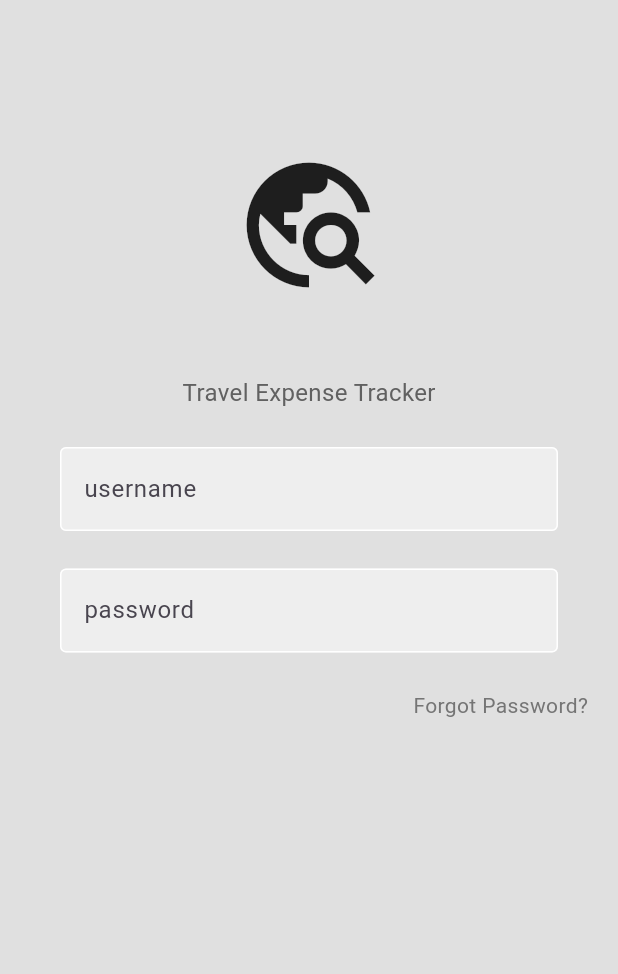
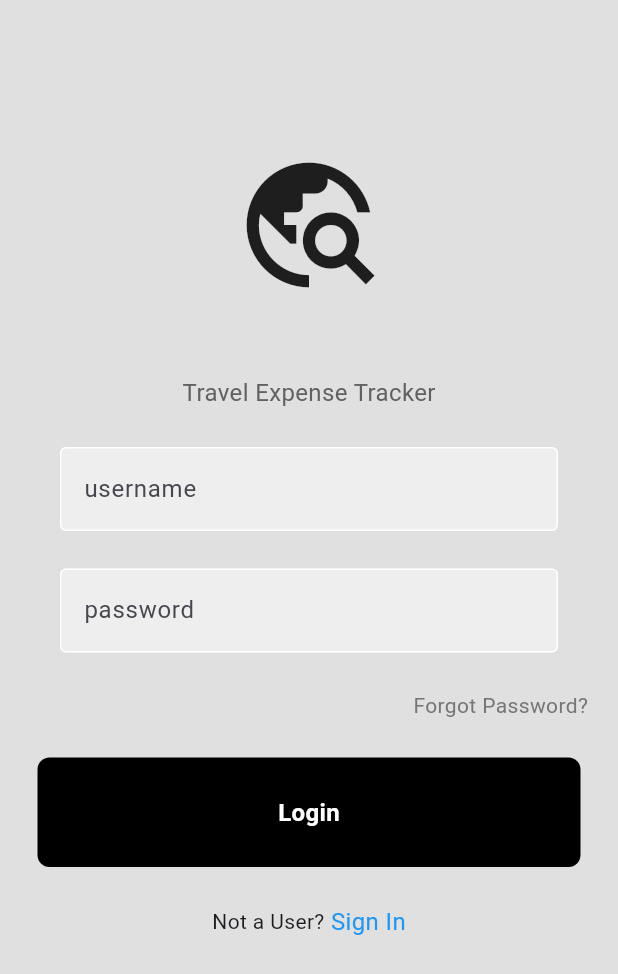
Before and after one commit to Soph-iee/FlyPro, a Flutter app: the screen it shows after launch, on a phone screen of 412 x 824 dp. Shown: the top 974 px of the screen. Run offline on Flutter 3.47's test engine with Material 3 defaults, Android fonts, the phone set to English and light mode, and no system bars; our stand-ins replace firebase_core; accounts and stored records are empty.

Commit message:
installed firebase and completed login screen

```diff
--- a/analysis_options.yaml
+++ b/analysis_options.yaml
@@ -23,8 +23,7 @@ linter:
   # `// ignore_for_file: name_of_lint` syntax on the line or in the file
   # producing the lint.
   rules:
-prefer_const_constructors:
-  true
+    prefer_const_constructors: true
   # avoid_print: false  # Uncomment to disable the `avoid_print` rule
   # prefer_single_quotes: true  # Uncomment to enable the `prefer_single_quotes` rule
 # Additional information about this file can be found at
--- a/lib/components/primary_btn.dart
+++ b/lib/components/primary_btn.dart
@@ -1,16 +1,31 @@
 import 'package:flutter/material.dart';
 
 class PrimaryBtn extends StatelessWidget {
-  const PrimaryBtn({super.key});
+const PrimaryBtn({super.key, required this.onTap});
+
+// ON TAP FUNCTION
+ final  void Function()? onTap;
+
   @override
   Widget build(BuildContext context) {
-    return Container(
-      padding: EdgeInsets.all(25),
-      margin: EdgeInsets.symmetric(horizontal: 25),
-      child: Center(
-        child: Text(
-          'Login',
-          style: TextStyle(color: Colors.white),
+    return GestureDetector(
+      onTap: onTap,
+      child: Container(
+        padding: const EdgeInsets.all(25),
+        margin: const EdgeInsets.symmetric(horizontal: 25),
+        decoration: BoxDecoration(
+          color: Colors.black,
+          borderRadius: BorderRadius.circular(8),
+        ),
+        child: const Center(
+          child: Text(
+            'Login',
+            style: TextStyle(
+              color: Colors.white,
+              fontWeight: FontWeight.bold,
+              fontSize: 16,
+            ),
+          ),
         ),
       ),
     );
--- a/lib/pages/login_page.dart
+++ b/lib/pages/login_page.dart
@@ -1,10 +1,16 @@
 import 'package:flutter/material.dart';
 import 'package:flypro_expense_tracker/components/Text_Feild.dart';
+import 'package:flypro_expense_tracker/components/primary_btn.dart';
 
 class LoginPage extends StatelessWidget {
   LoginPage({super.key});
+
+  // log user in method
+  void logUserIn() {
+
+  }
+
   // text editing contollers
-
   final usernameController = TextEditingController();
   final passwordController = TextEditingController();
   @override
@@ -14,39 +20,45 @@ class LoginPage extends StatelessWidget {
       body: Center(
         child: Column(
           children: [
-            SizedBox(
+            const SizedBox(
               height: 100,
             ),
-            Icon(
+
+            // Flypro LOGO
+            const Icon(
               Icons.travel_explore,
               size: 100,
             ),
-            SizedBox(
+            const SizedBox(
               height: 50,
             ),
+            // TEXT
             Text(
               'Travel Expense Tracker',
               style: TextStyle(color: Colors.grey[700], fontSize: 16),
             ),
-            SizedBox(
+            const SizedBox(
               height: 25,
             ),
+            // USERNAME INPUT FIELD
             MyTextfield(
               controller: usernameController,
               hintText: "username",
               obscureText: false,
             ),
-            SizedBox(
+            const SizedBox(
               height: 25,
             ),
+            // PASSWORD INPUT FIELD
             MyTextfield(
               controller: passwordController,
               hintText: "password",
               obscureText: true,
             ),
-            SizedBox(
+            const SizedBox(
               height: 25,
             ),
+            // FORGOT PASSWORD SECTION
             Padding(
               padding: const EdgeInsets.symmetric(horizontal: 20),
               child: Row(
@@ -59,6 +71,26 @@ class LoginPage extends StatelessWidget {
                 ],
               ),
             ),
+            const SizedBox(
+              height: 25,
+            ),
+            // LOGIN BUTTON
+            PrimaryBtn(onTap: logUserIn),
+            const SizedBox(
+              height: 25,
+            ),
+            // NOT A USER? SIGN IN
+            const Row(
+              mainAxisAlignment: MainAxisAlignment.center,
+              children: [
+                Text('Not a User?'),
+
+                Text(
+                  ' Sign In',
+                  style: TextStyle(color: Colors.blue, fontSize: 16),
+                ),
+              ],
+            ),
           ],
         ),
       ),
--- a/pubspec.yaml
+++ b/pubspec.yaml
@@ -34,6 +34,7 @@ dependencies:
   # The following adds the Cupertino Icons font to your application.
   # Use with the CupertinoIcons class for iOS style icons.
   cupertino_icons: ^1.0.8
+  firebase_core: ^4.2.0
 
 dev_dependencies:
   flutter_test:
```
Also changed, not shown: lib/main.dart (+8 -2 lines), firebase.json (added), lib/firebase_options.dart (added), lib/pages/auth_page.dart (added), pubspec.lock, 6 other files.
